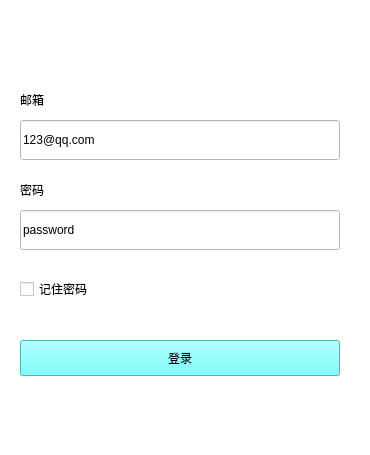
Above: mainwindow.ui from L7L7L/SE03UI before the change. Below: the same form after it.
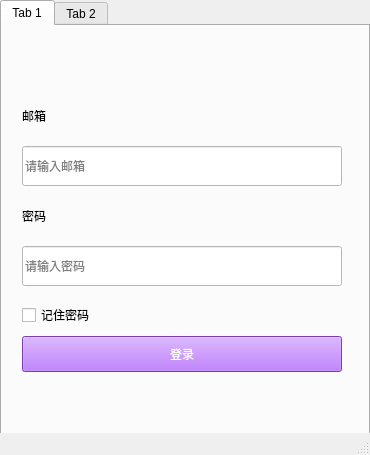
That is the form after the change. Icons and pictures are not drawn.

Commit message: 登录界面初步完成

```diff
--- a/mainwindow.ui
+++ b/mainwindow.ui
@@ -16,37 +16,20 @@
   <property name="layoutDirection">
    <enum>Qt::LeftToRight</enum>
   </property>
-  <property name="styleSheet">
-   <string notr="true"> background-color: rgb(255, 255, 255);
-            </string>
-  </property>
   <widget class="QWidget" name="centralwidget">
-   <widget class="QLabel" name="label">
+   <widget class="QTabWidget" name="tabWidget">
     <property name="geometry">
      <rect>
-      <x>20</x>
-      <y>90</y>
-      <width>37</width>
-      <height>20</height>
+      <x>0</x>
+      <y>0</y>
+      <width>370</width>
+      <height>455</height>
      </rect>
     </property>
-    <property name="text">
-     <string>邮箱</string>
-    </property>
-   </widget>
-   <widget class="QLineEdit" name="lineEdit">
-    <property name="geometry">
-     <rect>
-      <x>20</x>
-      <y>120</y>
-      <width>320</width>
-      <height>40</height>
-     </rect>
-    </property>
-    <property name="text">
-     <string>123@qq.com</string>
-    </property>
-   </widget>
+    <widget class="QWidget" name="tab">
+     <attribute name="title">
+      <string>Tab 1</string>
+     </attribute>
    <widget class="QLabel" name="label_2">
     <property name="geometry">
      <rect>
@@ -60,17 +43,61 @@
      <string>密码</string>
     </property>
    </widget>
+     <widget class="QLineEdit" name="lineEdit">
+      <property name="geometry">
+       <rect>
+        <x>20</x>
+        <y>120</y>
+        <width>320</width>
+        <height>40</height>
+       </rect>
+      </property>
+      <property name="styleSheet">
+       <string notr="true">background-color:rgb(255, 255, 255)</string>
+      </property>
+      <property name="text">
+       <string/>
+      </property>
+      <property name="placeholderText">
+       <string>请输入邮箱</string>
+      </property>
+     </widget>
+     <widget class="QPushButton" name="pushButton">
+      <property name="geometry">
+       <rect>
+        <x>20</x>
+        <y>310</y>
+        <width>320</width>
+        <height>36</height>
+       </rect>
+      </property>
+      <property name="styleSheet">
+       <string notr="true">background-color : rgb(168, 85, 247);
+color : white;
+
+</string>
+      </property>
+      <property name="text">
+       <string>登录</string>
+      </property>
+     </widget>
    <widget class="QLineEdit" name="lineEdit_2">
     <property name="geometry">
      <rect>
       <x>20</x>
-      <y>210</y>
+        <y>220</y>
       <width>320</width>
       <height>40</height>
      </rect>
     </property>
+      <property name="styleSheet">
+       <string notr="true">background-color:rgb(255, 255, 255)</string>
+      </property>
     <property name="text">
-     <string>password</string>
+       <string/>
+      </property>
+      <property name="placeholderText">
+       <string>请输入密码</string>
     </property>
    </widget>
    <widget class="QCheckBox" name="checkBox">
@@ -89,21 +116,44 @@
      <string>记住密码</string>
     </property>
    </widget>
-   <widget class="QPushButton" name="pushButton">
+     <widget class="QLabel" name="label">
     <property name="geometry">
      <rect>
       <x>20</x>
-      <y>340</y>
-      <width>320</width>
-      <height>36</height>
-     </rect>
-    </property>
-    <property name="styleSheet">
-     <string notr="true">background-color:rgb(87,255,255)</string>
-    </property>
+        <y>80</y>
+        <width>37</width>
+        <height>20</height>
+       </rect>
+      </property>
     <property name="text">
-     <string>登录</string>
-    </property>
+       <string>邮箱</string>
+      </property>
+     </widget>
+     <widget class="QLabel" name="label_3">
+      <property name="geometry">
+       <rect>
+        <x>145</x>
+        <y>20</y>
+        <width>82</width>
+        <height>75</height>
+       </rect>
+      </property>
+      <property name="pixmap">
+       <pixmap resource="image.qrc">:/new/prefix1/logo.png</pixmap>
+      </property>
+      <property name="scaledContents">
+       <bool>true</bool>
+      </property>
+      <property name="wordWrap">
+       <bool>false</bool>
+      </property>
+     </widget>
+    </widget>
+    <widget class="QWidget" name="tab_2">
+     <attribute name="title">
+      <string>Tab 2</string>
+     </attribute>
+    </widget>
    </widget>
   </widget>
   <widget class="QMenuBar" name="menubar">
```
Left out of the diff: 4 changed lines with no effect on the pictures. Lines whose indentation alone changed are shown as unchanged. The commit also changes 44 other files.
